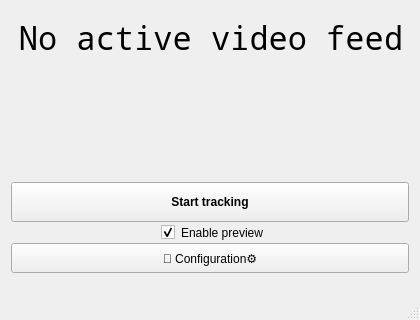
Above: Client/src/view/MainWindow.ui from AIRLegend/aitrack before the change; both pictures show x 0 to 420 and y 139 to 459 of the 420 by 459 pixel window. Below: the same form after it.
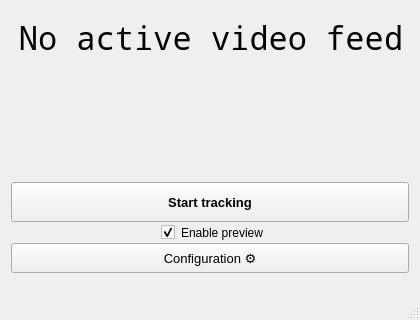
That is the form after the change. Icons and pictures are not drawn.

```diff
--- a/Client/src/view/MainWindow.ui
+++ b/Client/src/view/MainWindow.ui
@@ -184,6 +184,7 @@
         </property>
         <property name="font">
          <font>
+          <pointsize>10</pointsize>
           <weight>75</weight>
           <bold>true</bold>
          </font>
@@ -244,8 +245,13 @@
           <height>30</height>
          </size>
         </property>
+        <property name="font">
+         <font>
+          <pointsize>10</pointsize>
+         </font>
+        </property>
         <property name="text">
-         <string>🔧 Configuration⚙️</string>
+         <string>Configuration ⚙️</string>
         </property>
        </widget>
       </item>
```
